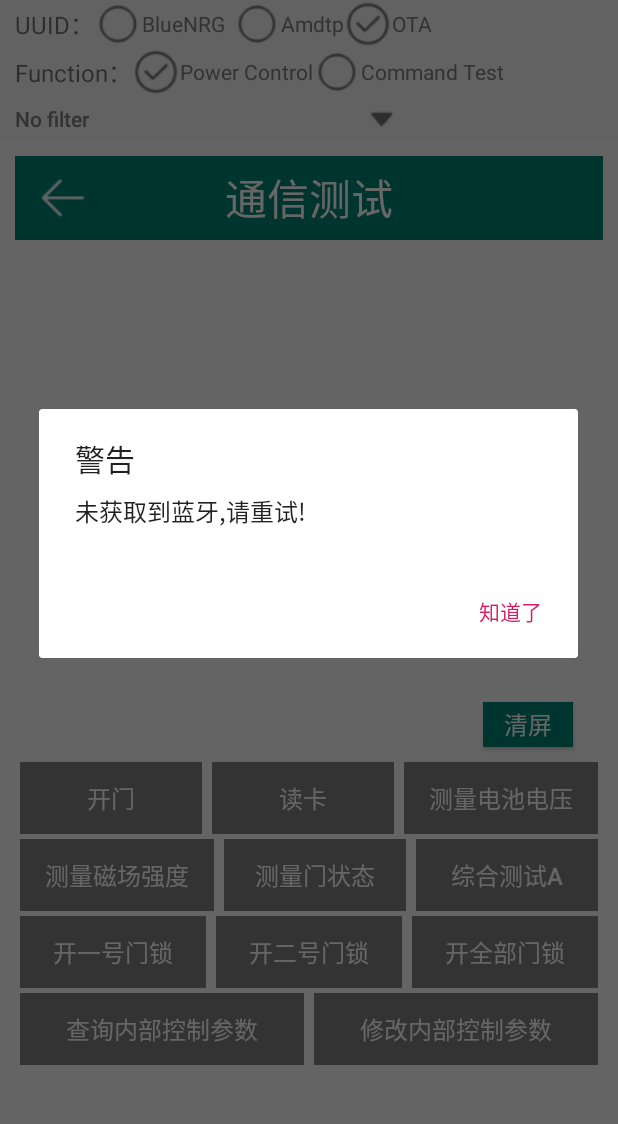
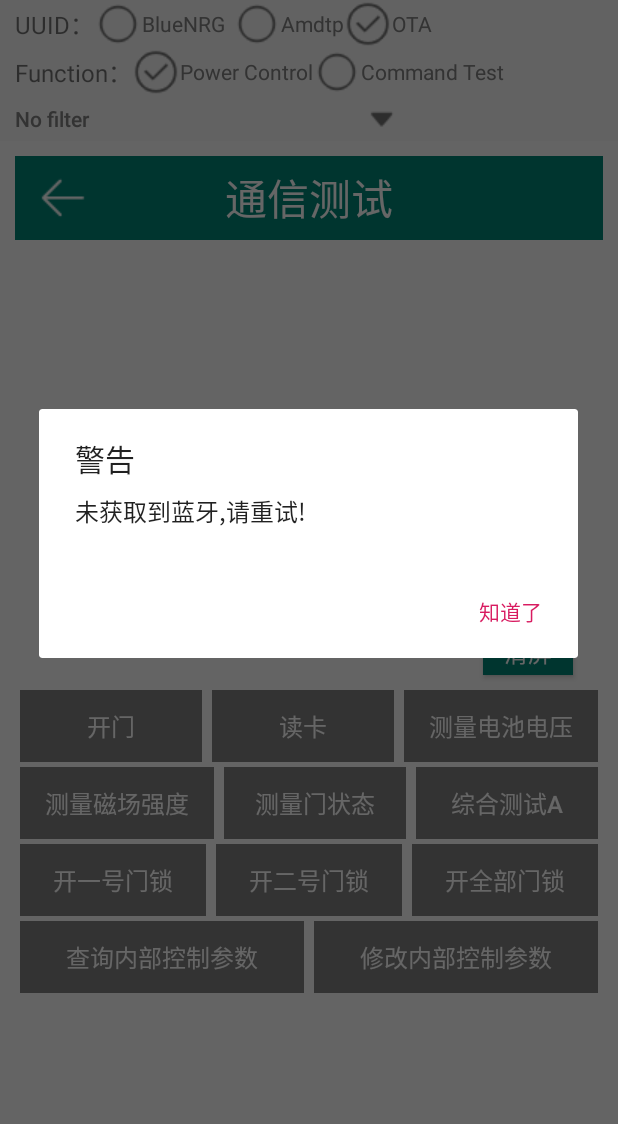
Before and after one commit to QQ652276536/BLEControl, an Android app: the fragment BluetoothFragment_CommandTest placed in its activity, on a phone screen of 412 x 824 dp, the part 84-1208 px from its top. Run offline under Robolectric (Android 15) with nearby library versions, the light colour scheme and no system bars; pictures from the network do not load.

Commit message:
删除所有ProgressBar控件

```diff
--- a/app/src/main/java/com/zistone/bluetoothcontrol/dialogfragment/DialogFragment_OTA.java
+++ b/app/src/main/java/com/zistone/bluetoothcontrol/dialogfragment/DialogFragment_OTA.java
@@ -16,7 +16,6 @@ import android.view.LayoutInflater;
 import android.view.View;
 import android.view.ViewGroup;
 import android.widget.Button;
-import android.widget.ProgressBar;
 import android.widget.TextView;
 import android.widget.Toast;
 
@@ -48,7 +47,6 @@ public class DialogFragment_OTA extends DialogFragment implements View.OnClickLi
     private Button _btn2;
     private TextView _txt1;
     private TextView _txt2;
-    private ProgressBar _progressBar;
     private BluetoothDevice _bluetoothDevice;
     private byte[] _byteArray;
 
@@ -159,7 +157,6 @@ public class DialogFragment_OTA extends DialogFragment implements View.OnClickLi
         _btn2 = _view.findViewById(R.id.btn2_ota);
         _txt1 = _view.findViewById(R.id.text1_ota);
         _txt2 = _view.findViewById(R.id.text2_ota);
-        _progressBar = _view.findViewById(R.id.progressBar_ota);
         _btn1.setOnClickListener(this::onClick);
         _btn2.setOnClickListener(this::onClick);
         if(_bluetoothDevice != null)
--- a/app/src/main/java/com/zistone/bluetoothcontrol/fragment/BluetoothFragment_CommandTest.java
+++ b/app/src/main/java/com/zistone/bluetoothcontrol/fragment/BluetoothFragment_CommandTest.java
@@ -59,6 +59,7 @@ public class BluetoothFragment_CommandTest extends Fragment implements View.OnCl
     @Override
     public void OnConnecting()
     {
+        ProgressDialogUtil.ShowProgressDialog(_context, "正在连接...");
     }
 
     @Override
@@ -595,7 +596,7 @@ public class BluetoothFragment_CommandTest extends Fragment implements View.OnCl
     @Override
     public View onCreateView(LayoutInflater inflater, ViewGroup container, Bundle savedInstanceState)
     {
-        _view = inflater.inflate(R.layout.fragment_bluetooth_read_write, container, false);
+        _view = inflater.inflate(R.layout.fragment_bluetooth_cmd, container, false);
         //强制获得焦点
         _view.requestFocus();
         _view.setFocusable(true);
--- a/app/src/main/java/com/zistone/bluetoothcontrol/fragment/BluetoothFragment_OTA.java
+++ b/app/src/main/java/com/zistone/bluetoothcontrol/fragment/BluetoothFragment_OTA.java
@@ -21,7 +21,6 @@ import android.view.View;
 import android.view.ViewGroup;
 import android.widget.Button;
 import android.widget.ImageButton;
-import android.widget.ProgressBar;
 import android.widget.TextView;
 
 import com.zistone.bluetoothcontrol.R;
@@ -48,7 +47,6 @@ public class BluetoothFragment_OTA extends Fragment implements View.OnClickListe
     private ImageButton _btnReturn;
     private TextView _txt1;
     private TextView _txt2;
-    private ProgressBar _progressBar;
     private BluetoothDevice _bluetoothDevice;
     private BluetoothGatt _bluetoothGatt;
     private BluetoothGattService _bluetoothGattService;
@@ -197,11 +195,8 @@ public class BluetoothFragment_OTA extends Fragment implements View.OnClickListe
         _btn2 = _view.findViewById(R.id.btn2_ota);
         _txt1 = _view.findViewById(R.id.text1_ota);
         _txt2 = _view.findViewById(R.id.text2_ota);
-        _progressBar = _view.findViewById(R.id.progressBar_ota);
         _btn1.setOnClickListener(this::onClick);
         _btn2.setOnClickListener(this::onClick);
-        _progressBar = _view.findViewById(R.id.progressBar_ota);
-        _progressBar.setVisibility(View.VISIBLE);
         if(_bluetoothDevice != null)
         {
             _txt1.setText(_bluetoothDevice.getAddress());
--- a/app/src/main/res/layout/dialogfragment_ota.xml
+++ b/app/src/main/res/layout/dialogfragment_ota.xml
@@ -83,11 +83,5 @@
                 android:text="START OTA" />
         </LinearLayout>
 
-        <ProgressBar
-            android:id="@+id/progressBar_ota"
-            style="?android:attr/progressBarStyle"
-            android:layout_width="match_parent"
-            android:layout_height="wrap_content" />
-
     </LinearLayout>
 </LinearLayout>
--- a/app/src/main/res/layout/fragment_bluetooth_read_write.xml
+++ b/app/src/main/res/layout/fragment_bluetooth_cmd.xml
@@ -43,14 +43,6 @@
             android:text=""
             android:textSize="18sp" />
     </LinearLayout>
-
-    <ProgressBar
-        android:id="@+id/progressBar"
-        style="?android:attr/progressBarStyle"
-        android:layout_width="match_parent"
-        android:layout_height="wrap_content"
-        android:indeterminateTint="@color/colorPrimary"
-        android:visibility="invisible" />
 
     <ScrollView
         android:layout_width="match_parent"
--- a/app/src/main/res/layout/fragment_bluetooth_ota.xml
+++ b/app/src/main/res/layout/fragment_bluetooth_ota.xml
@@ -99,11 +99,5 @@
                 android:text="START OTA" />
         </LinearLayout>
 
-        <ProgressBar
-            android:id="@+id/progressBar_ota"
-            style="?android:attr/progressBarStyle"
-            android:layout_width="match_parent"
-            android:layout_height="wrap_content" />
-
     </LinearLayout>
 </LinearLayout>
```
